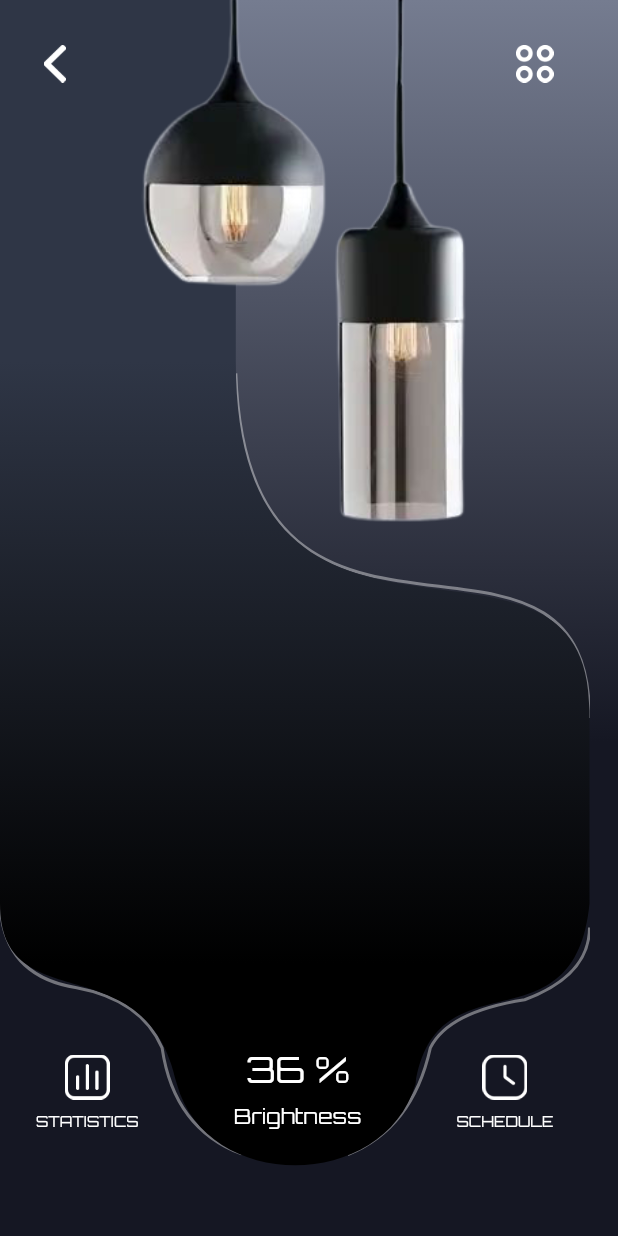
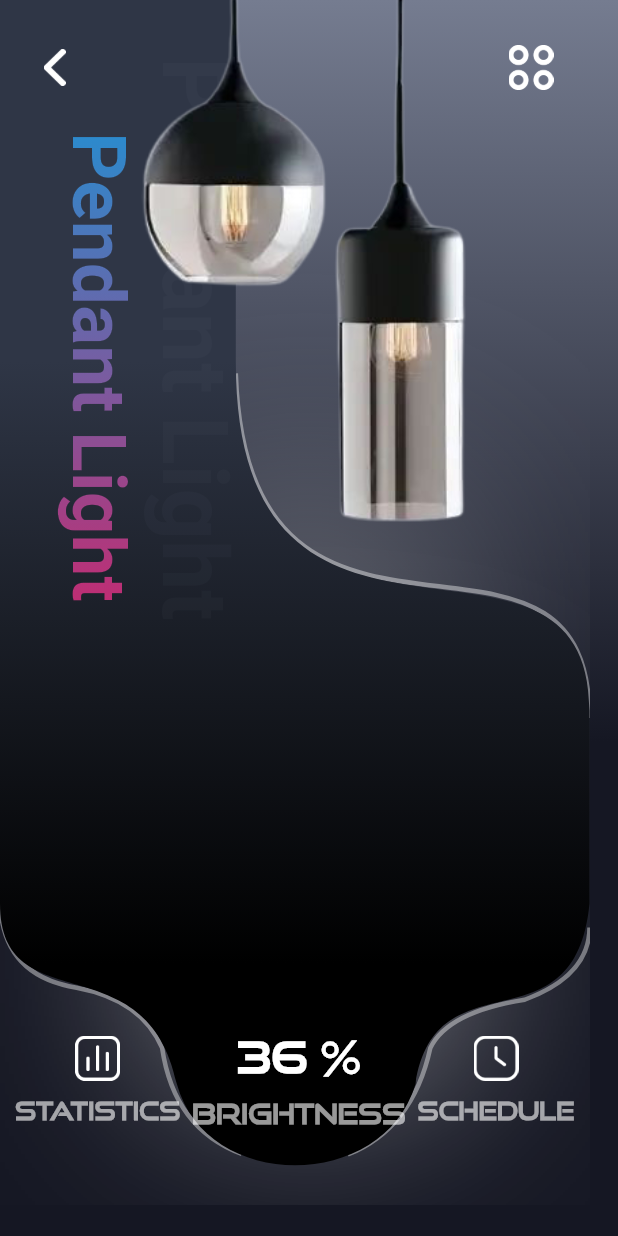
Before and after one commit to denissavishchev/smart_home, a Flutter app: the screen it shows after launch, on a phone screen of 412 x 824 dp. Run offline on Flutter 3.47's test engine with Material 2 defaults, Android fonts, the phone set to English and light mode, and no system bars.

Commit message:
without_circle_wheel

```diff
--- a/lib/main_page.dart
+++ b/lib/main_page.dart
@@ -1,5 +1,6 @@
 import 'package:flutter/material.dart';
 import 'package:smart_home/constants.dart';
+import 'package:smart_home/gradient_text.dart';
 
 import 'main_page_box.dart';
 
@@ -36,6 +37,40 @@ class MainPage extends StatelessWidget {
             child: SingleChildScrollView(
               child: Stack(
                 children: [
+                  Positioned(
+                    left: size.width * 0.38,
+                    bottom: 130,
+                    child: Container(
+                      width: 100,
+                      height: 100,
+                      decoration: const BoxDecoration(
+                        boxShadow: [
+                          BoxShadow(
+                            color: Colors.white,
+                            spreadRadius: 20,
+                            blurRadius: 140
+                          )
+                        ]
+                      ),
+                    ),
+                  ),
+                  Positioned(
+                    left: size.width * 0.38,
+                    bottom: size.height * 0.4,
+                    child: Container(
+                      width: 100,
+                      height: 100,
+                      decoration: BoxDecoration(
+                        boxShadow: [
+                          BoxShadow(
+                            color: Colors.white.withOpacity(0.5),
+                            spreadRadius: 20,
+                            blurRadius: 140
+                          )
+                        ]
+                      ),
+                    ),
+                  ),
                   Container(
                     clipBehavior: Clip.hardEdge,
                     width: width,
@@ -46,13 +81,15 @@ class MainPage extends StatelessWidget {
                     child: CustomPaint(
                       painter: MainPageBox(),
                       child: Container(
-                        padding: const EdgeInsets.fromLTRB(24, 30, 24, 50),
+                        padding: const EdgeInsets.fromLTRB(10, 30, 10, 50),
                         width: size.width,
                         height: size.height,
                         child: Column(
                           mainAxisAlignment: MainAxisAlignment.spaceBetween,
                           children: [
-                            Row(
+                            Padding(
+                              padding: const EdgeInsets.symmetric(horizontal: 14.0),
+                              child: Row(
                                 mainAxisAlignment: MainAxisAlignment.spaceBetween,
                                 children: [
                                   SizedBox(
@@ -61,11 +98,12 @@ class MainPage extends StatelessWidget {
                                     child: Image.asset('assets/icons/back.png'),
                                   ),
                                   SizedBox(
-                                  width: 25,
-                                  height: 25,
+                                    width: 30,
+                                    height: 30,
                                     child: Image.asset('assets/icons/menu.png'),
                                   ),
                                 ],
+                              ),
                             ),
                             Row(
                               mainAxisAlignment: MainAxisAlignment.spaceBetween,
@@ -78,22 +116,25 @@ class MainPage extends StatelessWidget {
                                       child: Image.asset('assets/icons/stat.png'),
                                     ),
                                     const SizedBox(height: 10,),
-                                    const Text('STATISTICS', style: TextStyle(
-                                        fontSize: 10,
-                                        fontFamily: 'Orbitron', color: Colors.white),)
+                                    Text('STATISTICS', style: TextStyle(
+                                        fontSize: 16,
+                                        fontFamily: 'good',
+                                        color: Colors.white.withOpacity(0.6),
+                                        fontWeight: FontWeight.bold),)
                                   ],
                                 ),
                                 Column(
-                                  children: const [
-                                    Text('36 %', style: TextStyle(
-                                        fontSize: 24,
-                                        fontFamily: 'Orbitron', color: Colors.white),),
-                                    SizedBox(
+                                  children: [
+                                    const Text('36 %', style: TextStyle(
+                                        fontSize: 28,
+                                        fontFamily: 'good', color: Colors.white, fontWeight: FontWeight.bold),),
+                                    const SizedBox(
                                       height: 10,
                                     ),
                                     Text('Brightness', style: TextStyle(
-                                        fontSize: 14,
-                                        fontFamily: 'Orbitron', color: Colors.white),),
+                                        fontSize: 18,
+                                        fontFamily: 'good', color: Colors.white.withOpacity(0.6),
+                                        fontWeight: FontWeight.bold),),
                                   ],
                                 ),
                                 Column(
@@ -104,13 +145,40 @@ class MainPage extends StatelessWidget {
                                       child: Image.asset('assets/icons/time.png'),
                                     ),
                                     const SizedBox(height: 10,),
-                                    const Text('SCHEDULE', style: TextStyle(
-                                        fontSize: 10,
-                                        fontFamily: 'Orbitron', color: Colors.white),)
+                                    Text('SCHEDULE', style: TextStyle(
+                                        fontSize: 16,
+                                        fontFamily: 'good', color: Colors.white.withOpacity(0.6),
+                                        fontWeight: FontWeight.bold),)
                                   ],
                                 ),
                               ],
                             )
+                          ],
+                        ),
+                      ),
+                    ),
+                  ),
+                  Positioned(
+                    top: 20,
+                    child: SizedBox(
+                      width: size.width * 0.40,
+                      height: size.height * 0.5,
+                      child: RotatedBox(
+                        quarterTurns: 1,
+                        child: Column(
+                          children: [
+                            Text('Pendant Light', style: TextStyle(
+                                color: kGrey.withOpacity(0.05),
+                                fontSize: 60, fontWeight: FontWeight.bold
+                            ),),
+                            const GradientText('   Pendant Light', gradient: LinearGradient(
+                                colors: [
+                                  kBlue,
+                                  kRed
+                                ]
+                            ),
+                              style: TextStyle(fontWeight: FontWeight.bold, fontSize: 50),
+                            ),
                           ],
                         ),
                       ),
--- a/lib/main_page_box.dart
+++ b/lib/main_page_box.dart
@@ -9,7 +9,7 @@ class MainPageBox extends CustomPainter {
     var paintFrame = Paint()
       ..color = Colors.white.withOpacity(0.4)
       ..style = PaintingStyle.stroke
-      ..strokeWidth = 2.0
+      ..strokeWidth = 3.0
       ..isAntiAlias = true;
 
     var pathFrame = Path()
```
Also changed, not shown: pubspec.yaml (+8 -0 lines), assets/fonts/derelict.otf (added), assets/fonts/exan.ttf (added), assets/fonts/good.otf (added), assets/fonts/neuropol.otf (added). Lines whose indentation alone changed are shown as unchanged.
